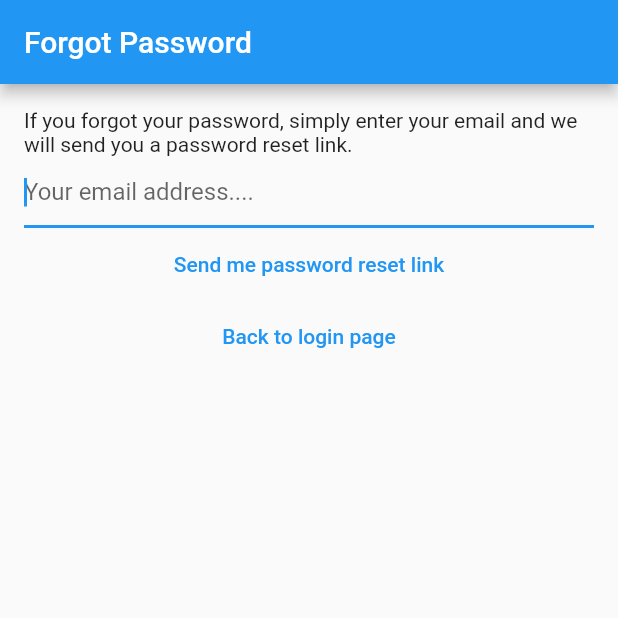
After one commit to VincentGonnet/Colorfool, a Flutter app: the screen it shows after launch, after a tap on "Forgot password", on a phone screen of 412 x 824 dp, the top half of it. The commit adds this screen. Run offline on Flutter 3.47's test engine with Material 2 defaults, Android fonts, the phone set to English and light mode, and no system bars; our stand-ins replace bloc, cloud_firestore, equatable, firebase_auth, firebase_core, flutter_bloc and 3 more; accounts and stored records are empty.

Commit message:
forgot password

```diff
--- a/lib/main.dart
+++ b/lib/main.dart
@@ -6,6 +6,7 @@ import 'package:colorfool/services/auth/bloc/auth_state.dart';
 import 'package:colorfool/services/auth/firebase_auth_provider.dart';
 import 'package:colorfool/views/colors/colors_view.dart';
 import 'package:colorfool/views/colors/create_update_color_view.dart';
+import 'package:colorfool/views/forgot_password_view.dart';
 import 'package:colorfool/views/login_view.dart';
 import 'package:colorfool/views/register_view.dart';
 import 'package:colorfool/views/verify_email_view.dart';
@@ -65,6 +66,8 @@ class HomePage extends StatelessWidget {
         return const LoginView();
       } else if (state is AuthStateRegistering) {
         return const RegisterView();
+      } else if (state is AuthStateForgotPassword) {
+        return const ForgotPasswordView();
       } else {
         return const Scaffold(
           body: CircularProgressIndicator(),
--- a/lib/utilities/dialogs/generic_dialog.dart
+++ b/lib/utilities/dialogs/generic_dialog.dart
@@ -1,4 +1,3 @@
-import 'package:flutter/cupertino.dart';
 import 'package:flutter/material.dart';
 
 typedef DialogOptionsBuilder<T> = Map<String, T?> Function();
--- /dev/null
+++ b/lib/utilities/dialogs/password_reset_email_sent_dialog.dart
@@ -0,0 +1,14 @@
+import 'package:flutter/material.dart';
+import 'package:colorfool/utilities/dialogs/generic_dialog.dart';
+
+Future<void> showPasswordResetSentDialog(BuildContext context) {
+  return showGenericDialog<void>(
+    context: context,
+    title: 'Password Reset',
+    content:
+    'We have sent you a password reset link. Please check your email for more information.',
+    optionsBuilder: () => {
+      'OK': null,
+    },
+  );
+}
--- /dev/null
+++ b/lib/views/forgot_password_view.dart
@@ -0,0 +1,90 @@
+import 'package:flutter/material.dart';
+import 'package:flutter_bloc/flutter_bloc.dart';
+import 'package:colorfool/services/auth/bloc/auth_bloc.dart';
+import 'package:colorfool/services/auth/bloc/auth_events.dart';
+import 'package:colorfool/services/auth/bloc/auth_state.dart';
+import 'package:colorfool/utilities/dialogs/error_dialog.dart';
+import 'package:colorfool/utilities/dialogs/password_reset_email_sent_dialog.dart';
+
+class ForgotPasswordView extends StatefulWidget {
+  const ForgotPasswordView({Key? key}) : super(key: key);
+
+  @override
+  ForgotPasswordViewState createState() => ForgotPasswordViewState();
+}
+
+class ForgotPasswordViewState extends State<ForgotPasswordView> {
+  late final TextEditingController _controller;
+
+  @override
+  void initState() {
+    _controller = TextEditingController();
+    super.initState();
+  }
+
+  @override
+  void dispose() {
+    _controller.dispose();
+    super.dispose();
+  }
+
+  @override
+  Widget build(BuildContext context) {
+    return BlocListener<AuthBloc, AuthState>(
+      listener: (context, state) async {
+        if (state is AuthStateForgotPassword) {
+          if (state.hasSentEmail) {
+            _controller.clear();
+            await showPasswordResetSentDialog(context);
+          }
+          if (state.exception != null) {
+            if (mounted) {
+              await showErrorDialog(context,
+                  'We could not process your request. Please make sure that you are a registered user, or if not, register a user now by going back one step.');
+            }
+          }
+        }
+      },
+      child: Scaffold(
+        appBar: AppBar(
+          title: const Text('Forgot Password'),
+        ),
+        body: Padding(
+          padding: const EdgeInsets.all(16.0),
+          child: Column(
+            children: [
+              const Text(
+                  'If you forgot your password, simply enter your email and we will send you a password reset link.'),
+              TextField(
+                keyboardType: TextInputType.emailAddress,
+                autocorrect: false,
+                autofocus: true,
+                controller: _controller,
+                decoration: const InputDecoration(
+                  hintText: 'Your email address....',
+                ),
+              ),
+              TextButton(
+                onPressed: () {
+                  final email = _controller.text;
+                  context
+                      .read<AuthBloc>()
+                      .add(AuthEventForgotPassword(email: email));
+                },
+                child: const Text('Send me password reset link'),
+              ),
+              TextButton(
+                onPressed: () {
+                  context.read<AuthBloc>().add(
+                        const AuthEventLogOut(),
+                      );
+                },
+                child: const Text('Back to login page'),
+              ),
+            ],
+          ),
+        ),
+      ),
+    );
+  }
+}
--- a/lib/views/login_view.dart
+++ b/lib/views/login_view.dart
@@ -111,6 +111,15 @@ class _LoginViewState extends State<LoginView> {
                   },
                   child: const Text("Login"),
                 ),
+                const Spacer(flex: 2),
+                TextButton(
+                  onPressed: () {
+                    context.read<AuthBloc>().add(
+                      const AuthEventForgotPassword(),
+                    );
+                  },
+                  child: const Text("Forgot password"),
+                ),
                 TextButton(
                   onPressed: () {
                     context.read<AuthBloc>().add(
@@ -119,7 +128,6 @@ class _LoginViewState extends State<LoginView> {
                   },
                   child: const Text("Not registered yet? Register here!"),
                 ),
-                const Spacer(flex: 2),
               ],
             ),
           )),
```
